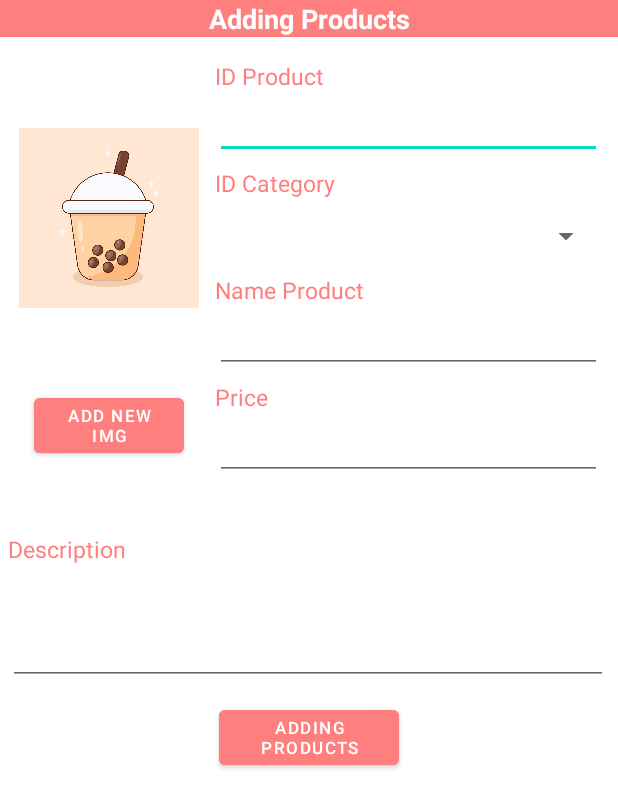
After one commit to WhiteCornFour/LapTrinhDiDong_FinalProject, an Android app: the layout activity_adding_products.xml on its own in the app's theme, with its tools: preview values and no code run, on a phone screen of 412 x 824 dp. The commit adds this screen. Shown: the top 808 px of the screen. Run offline under Robolectric (Android 15) with nearby library versions, the phone set to English and light mode, and no system bars; Roboto replaces fonts that are not available here.

Commit message:
Insert Product Complete

```diff
--- /dev/null
+++ b/app/src/main/res/layout/activity_adding_products.xml
@@ -0,0 +1,173 @@
+<?xml version="1.0" encoding="utf-8"?>
+<LinearLayout xmlns:android="http://schemas.android.com/apk/res/android"
+    xmlns:app="http://schemas.android.com/apk/res-auto"
+    xmlns:tools="http://schemas.android.com/tools"
+    android:layout_width="match_parent"
+    android:layout_height="match_parent"
+    android:orientation="vertical"
+    tools:context=".View.Activity_Adding_Products">
+
+    <TextView
+        android:id="@+id/textView37"
+        android:layout_width="match_parent"
+        android:layout_height="wrap_content"
+        android:gravity="center"
+        android:background="@color/pink"
+        android:textSize="8pt"
+        android:textColor="@color/white"
+        android:textStyle="bold"
+        android:text="Adding Products" />
+
+    <LinearLayout
+        android:layout_width="400dp"
+        android:layout_height="320dp"
+        android:layout_margin="5dp"
+        android:layout_gravity="center"
+        android:gravity="center"
+        android:orientation="horizontal">
+
+        <LinearLayout
+            android:layout_width="130dp"
+            android:layout_height="300dp"
+            android:layout_gravity="center"
+            android:layout_marginRight="5dp"
+            android:orientation="vertical">
+
+            <ImageView
+                android:id="@+id/imgAddingProducts"
+                android:layout_width="120dp"
+                android:layout_height="200dp"
+                android:layout_margin="5dp"
+                android:layout_gravity="center"
+                app:srcCompat="@drawable/bobaimg" />
+
+            <Button
+                android:id="@+id/btnAddingProductsImg"
+                android:layout_width="100dp"
+                android:layout_gravity="center"
+                android:gravity="center"
+                android:layout_height="wrap_content"
+                android:textSize="5pt"
+                android:layout_marginTop="4pt"
+                android:backgroundTint="@color/pink"
+                android:text="Add New IMG" />
+        </LinearLayout>
+
+        <LinearLayout
+            android:layout_width="260dp"
+            android:layout_height="300dp"
+            android:layout_gravity="center"
+            android:orientation="vertical">
+
+            <TextView
+                android:id="@+id/textView32"
+                android:layout_width="258dp"
+                android:layout_height="wrap_content"
+                android:textColor="@color/pink"
+                android:textSize="7pt"
+                android:layout_marginBottom="2pt"
+                android:text="ID Product" />
+
+            <EditText
+                android:id="@+id/edtAddingIDProducts"
+                android:layout_width="258dp"
+                android:layout_height="40dp"
+                android:ems="10"
+                android:textColor="@color/black"
+                android:inputType="textPersonName"
+                android:layout_marginBottom="5dp" />
+
+            <TextView
+                android:id="@+id/textView33"
+                android:layout_width="258dp"
+                android:layout_height="wrap_content"
+                android:textColor="@color/pink"
+                android:textSize="7pt"
+                android:layout_marginBottom="2pt"
+                android:text="ID Category" />
+
+            <Spinner
+                android:id="@+id/spinnerCategoryID"
+                android:layout_width="258dp"
+                android:layout_height="40dp"
+                android:layout_marginBottom="5dp" />
+
+            <TextView
+                android:id="@+id/textView34"
+                android:layout_width="258dp"
+                android:layout_height="wrap_content"
+                android:textColor="@color/pink"
+                android:textSize="7pt"
+                android:layout_marginBottom="2pt"
+                android:text="Name Product" />
+
+            <EditText
+                android:id="@+id/edtAddingNameProducts"
+                android:layout_width="258dp"
+                android:layout_height="40dp"
+                android:ems="10"
+                android:textColor="@color/black"
+                android:inputType="textPersonName"
+                android:layout_marginBottom="5dp" />
+
+            <TextView
+                android:id="@+id/textView35"
+                android:layout_width="258dp"
+                android:layout_height="wrap_content"
+                android:textColor="@color/pink"
+                android:textSize="7pt"
+                android:layout_marginBottom="2pt"
+                android:text="Price" />
+
+            <EditText
+                android:id="@+id/edtAddingPriceProducts"
+                android:layout_width="258dp"
+                android:layout_height="40dp"
+                android:ems="10"
+                android:textColor="@color/black"
+                android:inputType="textPersonName"
+                android:layout_marginBottom="5dp" />
+        </LinearLayout>
+
+    </LinearLayout>
+
+    <TextView
+        android:id="@+id/textView36"
+        android:layout_width="400dp"
+        android:layout_height="wrap_content"
+        android:textColor="@color/pink"
+        android:textSize="7pt"
+        android:layout_marginBottom="2pt"
+        android:layout_marginRight="5dp"
+        android:layout_marginLeft="5dp"
+        android:text="Description" />
+
+    <EditText
+        android:id="@+id/edtAddingDescriptionProducts"
+        android:layout_width="400dp"
+        android:layout_height="70dp"
+        android:ems="10"
+        android:layout_margin="5dp"
+        android:textColor="@color/black"
+        android:inputType="textMultiLine"
+    android:lineSpacingMultiplier="1.2"
+    android:layout_marginBottom="5dp"/>
+
+
+    <Button
+        android:id="@+id/btnAddingProducts"
+        android:layout_width="120dp"
+        android:layout_gravity="center"
+        android:gravity="center"
+        android:layout_height="wrap_content"
+        android:textSize="5pt"
+        android:layout_marginTop="5dp"
+        android:backgroundTint="@color/pink"
+        android:text="Adding Products" />
+
+    <ListView
+        android:id="@+id/lvProductForAdding"
+        android:layout_width="match_parent"
+        android:layout_height="match_parent" />
+
+</LinearLayout>
```
Also changed, not shown: app/src/main/AndroidManifest.xml (+7 -5 lines), app/src/main/java/com/example/laptrinhdidong_finalproject/Cotroller/Fragment_ProductManagement.java (+8 -0 lines), app/src/main/java/com/example/laptrinhdidong_finalproject/Cotroller/ProductCategoriesHandler.java (+7 -0 lines), app/src/main/java/com/example/laptrinhdidong_finalproject/Cotroller/ProductsHandler.java (+21 -1 lines), app/src/main/java/com/example/laptrinhdidong_finalproject/View/Activity_Adding_Products.java (added, +212 -0 lines), app/src/main/java/com/example/laptrinhdidong_finalproject/View/Activity_Deleting_Products.java (+1 -6 lines), app/src/main/java/com/example/laptrinhdidong_finalproject/View/Detail_Deleting_ProductCategories.java (+8 -8 lines), app/src/main/res/drawable/bobaimg.jpg (added).
